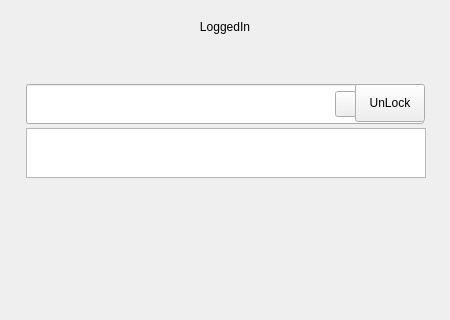
Above: src/authdialog.ui from ukui/ukui-screensaver before the change; both pictures show x 0 to 450 and y 147 to 467 of the 450 by 637 pixel window. Below: the same form after it.
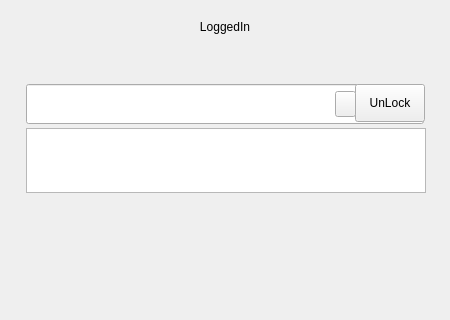
That is the form after the change.

Diff of the .ui file:
```diff
--- a/src/authdialog.ui
+++ b/src/authdialog.ui
@@ -150,7 +150,7 @@
     <property name="geometry">
      <rect>
       <x>25</x>
-      <y>330</y>
+      <y>340</y>
       <width>401</width>
       <height>210</height>
      </rect>
@@ -225,7 +225,7 @@
       <x>25</x>
       <y>210</y>
       <width>401</width>
-      <height>121</height>
+      <height>135</height>
      </rect>
     </property>
     <property name="styleSheet">
@@ -237,18 +237,21 @@
        <x>1</x>
        <y>65</y>
        <width>400</width>
-       <height>50</height>
+       <height>65</height>
       </rect>
      </property>
-     <property name="maximumSize">
-      <size>
-       <width>16777215</width>
-       <height>50</height>
-      </size>
+     <property name="mouseTracking">
+      <bool>true</bool>
      </property>
      <property name="styleSheet">
       <string notr="true"/>
      </property>
+     <property name="verticalScrollBarPolicy">
+      <enum>Qt::ScrollBarAlwaysOff</enum>
+     </property>
+     <property name="horizontalScrollBarPolicy">
+      <enum>Qt::ScrollBarAlwaysOff</enum>
+     </property>
      <property name="selectionMode">
       <enum>QAbstractItemView::NoSelection</enum>
      </property>
```
Left out of the diff: 3 changed lines with no effect on the pictures.
